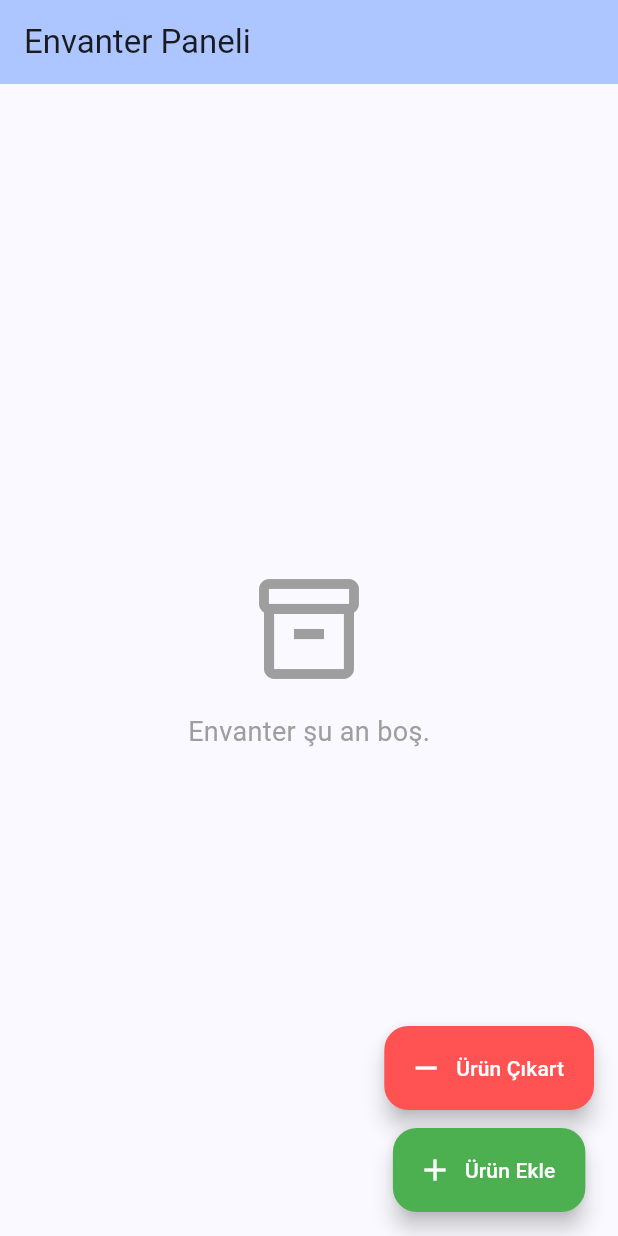
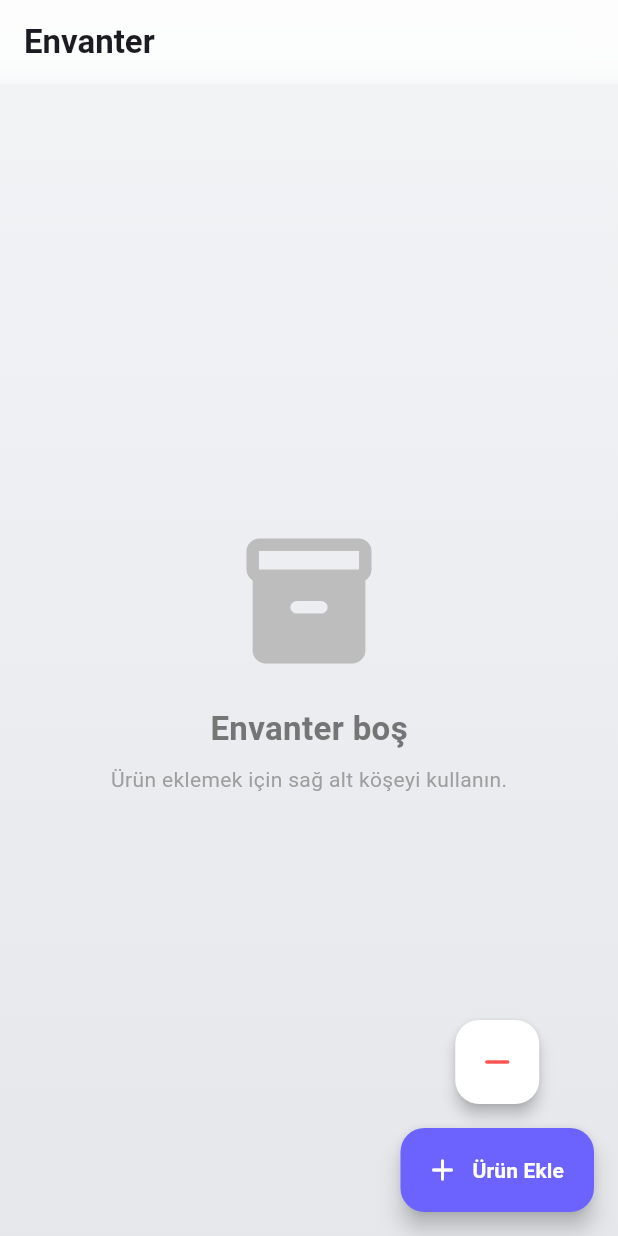
Before and after one commit to cagdaskaplann/inventory-with-barcode-scanner, a Flutter app: the screen it shows after launch, on a phone screen of 412 x 824 dp. Run offline on Flutter 3.47's test engine with Material 3 defaults, Android fonts, the phone set to English and light mode, and no system bars; our stand-ins replace share_plus, shared_preferences; missing offline and left inert: excel, mobile_scanner.

Commit message:
refactor: ui polish

```diff
--- a/lib/main.dart
+++ b/lib/main.dart
@@ -1,3 +1,4 @@
+import 'dart:ui';
 import 'package:flutter/material.dart';
 import 'screens/scanner_screen.dart';
 import 'models/inventory_item.dart';
@@ -18,10 +19,11 @@ class MyApp extends StatelessWidget {
       debugShowCheckedModeBanner: false,
       theme: ThemeData(
         colorScheme: ColorScheme.fromSeed(
-          seedColor: Colors.blueAccent,
+          seedColor: const Color(0xFF6C63FF),
           brightness: Brightness.light,
         ),
         useMaterial3: true,
+        fontFamily: 'Roboto',
       ),
       home: const DashboardScreen(),
     );
@@ -63,22 +65,18 @@ class _DashboardScreenState extends State<DashboardScreen> {
       final existingIndex = _items.indexWhere((item) => item.barcode == barcode);
 
       if (existingIndex >= 0) {
-        // İtem zaten var, miktarını güncelle
         if (isAdding) {
           _items[existingIndex].quantity++;
         } else {
           if (_items[existingIndex].quantity > 1) {
             _items[existingIndex].quantity--;
           } else {
-            // Miktar 1 ise ve azaltıldıysa tamamen sil
             _items.removeAt(existingIndex);
           }
         }
       } else if (isAdding) {
-        // İtem yok ve ekleme yapılıyor
         _items.add(InventoryItem(barcode: barcode, name: 'Yeni Ürün ($barcode)'));
       } else {
-        // İtem yok ama çıkarma yapılmak isteniyor (Hata veya uyarı verilebilir)
         ScaffoldMessenger.of(context).showSnackBar(
           const SnackBar(content: Text('Bu ürün envanterde bulunamadı!')),
         );
@@ -101,6 +99,7 @@ class _DashboardScreenState extends State<DashboardScreen> {
         SnackBar(
           content: Text(isAdding ? 'Eklendi: $scannedCode' : 'Çıkarıldı: $scannedCode'),
           behavior: SnackBarBehavior.floating,
+          shape: RoundedRectangleBorder(borderRadius: BorderRadius.circular(10)),
           duration: const Duration(seconds: 2),
         ),
       );
@@ -110,13 +109,24 @@ class _DashboardScreenState extends State<DashboardScreen> {
   @override
   Widget build(BuildContext context) {
     return Scaffold(
+      extendBodyBehindAppBar: true,
       appBar: AppBar(
-        title: const Text('Envanter Paneli'),
-        backgroundColor: Theme.of(context).colorScheme.inversePrimary,
+        title: const Text('Envanter', style: TextStyle(fontWeight: FontWeight.bold)),
+        backgroundColor: Colors.white.withOpacity(0.8),
+        elevation: 0,
+        centerTitle: false,
+        flexibleSpace: ClipRect(
+          child: BackdropFilter(
+            filter: ImageFilter.blur(sigmaX: 10, sigmaY: 10),
+            child: Container(color: Colors.transparent),
+          ),
+        ),
         actions: [
           if (_items.isNotEmpty)
-            IconButton(
-              icon: const Icon(Icons.download),
+            Padding(
+              padding: const EdgeInsets.only(right: 8.0),
+              child: IconButton(
+                icon: const Icon(Icons.download_rounded, color: Color(0xFF6C63FF)),
                 tooltip: "Excel'e Aktar",
                 onPressed: () async {
                   ScaffoldMessenger.of(context).showSnackBar(
@@ -131,66 +141,105 @@ class _DashboardScreenState extends State<DashboardScreen> {
                   }
                 },
               ),
+            ),
         ],
       ),
-      body: _isLoading
+      body: Container(
+        decoration: const BoxDecoration(
+          gradient: LinearGradient(
+            colors: [Color(0xFFF3F4F6), Color(0xFFE5E7EB)],
+            begin: Alignment.topCenter,
+            end: Alignment.bottomCenter,
+          ),
+        ),
+        child: SafeArea(
+          child: _isLoading
               ? const Center(child: CircularProgressIndicator())
               : _items.isEmpty
-              ? const Center(
+                  ? Center(
                       child: Column(
                         mainAxisAlignment: MainAxisAlignment.center,
                         children: [
-                      Icon(Icons.inventory_2_outlined, size: 80, color: Colors.grey),
-                      SizedBox(height: 16),
-                      Text('Envanter şu an boş.', style: TextStyle(fontSize: 18, color: Colors.grey)),
+                          Icon(Icons.inventory_2_rounded, size: 100, color: Colors.grey.shade400),
+                          const SizedBox(height: 20),
+                          Text('Envanter boş', style: TextStyle(fontSize: 22, fontWeight: FontWeight.bold, color: Colors.grey.shade600)),
+                          const SizedBox(height: 8),
+                          Text('Ürün eklemek için sağ alt köşeyi kullanın.', style: TextStyle(color: Colors.grey.shade500)),
                         ],
                       ),
                     )
                   : ListView.builder(
-                  padding: const EdgeInsets.all(8),
+                      padding: const EdgeInsets.symmetric(horizontal: 16, vertical: 8),
                       itemCount: _items.length,
                       itemBuilder: (context, index) {
                         final item = _items[index];
-                    return Card(
-                      elevation: 2,
-                      margin: const EdgeInsets.symmetric(vertical: 4),
+                        return Container(
+                          margin: const EdgeInsets.only(bottom: 12),
+                          decoration: BoxDecoration(
+                            color: Colors.white,
+                            borderRadius: BorderRadius.circular(16),
+                            boxShadow: [
+                              BoxShadow(
+                                color: Colors.black.withOpacity(0.05),
+                                blurRadius: 10,
+                                offset: const Offset(0, 4),
+                              ),
+                            ],
+                          ),
                           child: ListTile(
-                        leading: const CircleAvatar(child: Icon(Icons.qr_code)),
-                        title: Text(item.name, style: const TextStyle(fontWeight: FontWeight.bold)),
-                        subtitle: Text('Barkod: ${item.barcode}'),
+                            contentPadding: const EdgeInsets.symmetric(horizontal: 20, vertical: 8),
+                            leading: Container(
+                              padding: const EdgeInsets.all(10),
+                              decoration: BoxDecoration(
+                                color: const Color(0xFF6C63FF).withOpacity(0.1),
+                                borderRadius: BorderRadius.circular(12),
+                              ),
+                              child: const Icon(Icons.qr_code_rounded, color: Color(0xFF6C63FF)),
+                            ),
+                            title: Text(item.name, style: const TextStyle(fontWeight: FontWeight.bold, fontSize: 16)),
+                            subtitle: Text(item.barcode, style: TextStyle(color: Colors.grey.shade600, fontSize: 13)),
                             trailing: Container(
-                          padding: const EdgeInsets.symmetric(horizontal: 12, vertical: 6),
+                              padding: const EdgeInsets.symmetric(horizontal: 16, vertical: 8),
                               decoration: BoxDecoration(
-                            color: Theme.of(context).colorScheme.primaryContainer,
+                                gradient: const LinearGradient(colors: [Color(0xFF6C63FF), Color(0xFF5A52D5)]),
                                 borderRadius: BorderRadius.circular(20),
+                                boxShadow: [
+                                  BoxShadow(
+                                    color: const Color(0xFF6C63FF).withOpacity(0.3),
+                                    blurRadius: 8,
+                                    offset: const Offset(0, 4),
+                                  ),
+                                ],
                               ),
                               child: Text(
                                 'x${item.quantity}',
-                            style: const TextStyle(fontWeight: FontWeight.bold, fontSize: 16),
+                                style: const TextStyle(fontWeight: FontWeight.bold, fontSize: 16, color: Colors.white),
                               ),
                             ),
                           ),
                         );
                       },
                     ),
+        ),
+      ),
       floatingActionButton: Column(
         mainAxisAlignment: MainAxisAlignment.end,
         children: [
-          FloatingActionButton
-            .extended(
+          FloatingActionButton(
             heroTag: 'btn_remove',
             onPressed: () => _openScanner(isAdding: false),
-            backgroundColor: Colors.redAccent,
-            icon: const Icon(Icons.remove, color: Colors.white),
-            label: const Text('Ürün Çıkart', style: TextStyle(color: Colors.white)),
+            backgroundColor: Colors.white,
+            elevation: 4,
+            child: const Icon(Icons.remove_rounded, color: Colors.redAccent, size: 28),
           ),
-          const SizedBox(height: 12),
+          const SizedBox(height: 16),
           FloatingActionButton.extended(
             heroTag: 'btn_add',
             onPressed: () => _openScanner(isAdding: true),
-            backgroundColor: Colors.green,
-            icon: const Icon(Icons.add, color: Colors.white),
-            label: const Text('Ürün Ekle', style: TextStyle(color: Colors.white)),
+            backgroundColor: const Color(0xFF6C63FF),
+            elevation: 6,
+            icon: const Icon(Icons.add_rounded, color: Colors.white),
+            label: const Text('Ürün Ekle', style: TextStyle(color: Colors.white, fontWeight: FontWeight.bold)),
           ),
         ],
       ),
```
Lines whose indentation alone changed are shown as unchanged.
